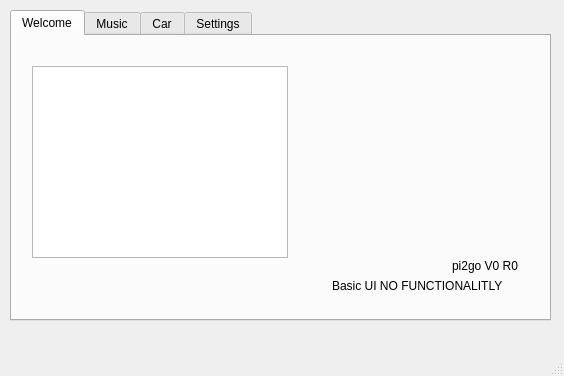
Above: main.ui from kd8bny/pi2go before the change. Below: the same form after it.
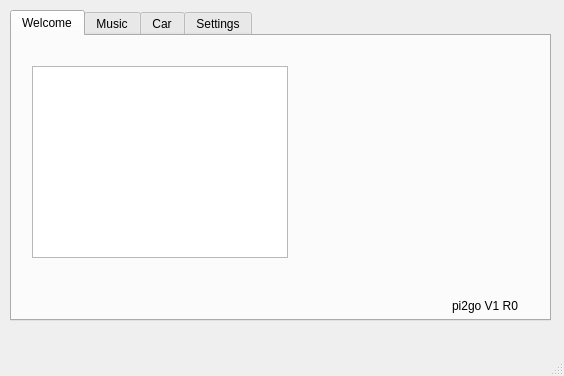
That is the form after the change.

What changed in the file:
```diff
--- a/main.ui
+++ b/main.ui
@@ -44,26 +44,13 @@
       <property name="geometry">
        <rect>
         <x>440</x>
-        <y>220</y>
+        <y>260</y>
         <width>91</width>
         <height>20</height>
        </rect>
       </property>
       <property name="text">
-       <string>pi2go V0 R0</string>
-      </property>
-     </widget>
-     <widget class="QLabel" name="label_2">
-      <property name="geometry">
-       <rect>
-        <x>320</x>
-        <y>240</y>
-        <width>211</width>
-        <height>20</height>
-       </rect>
-      </property>
-      <property name="text">
-       <string>Basic UI NO FUNCTIONALITLY</string>
+       <string>pi2go V1 R0</string>
       </property>
      </widget>
     </widget>
```
